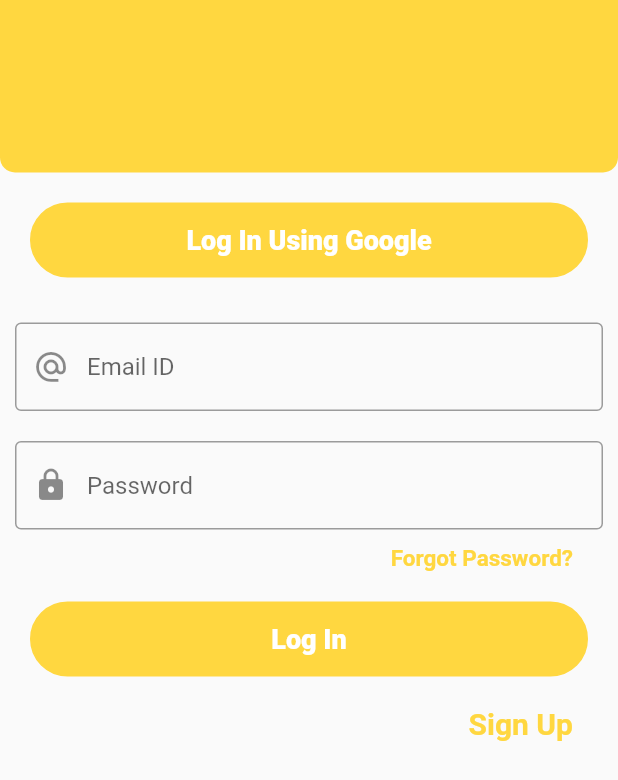
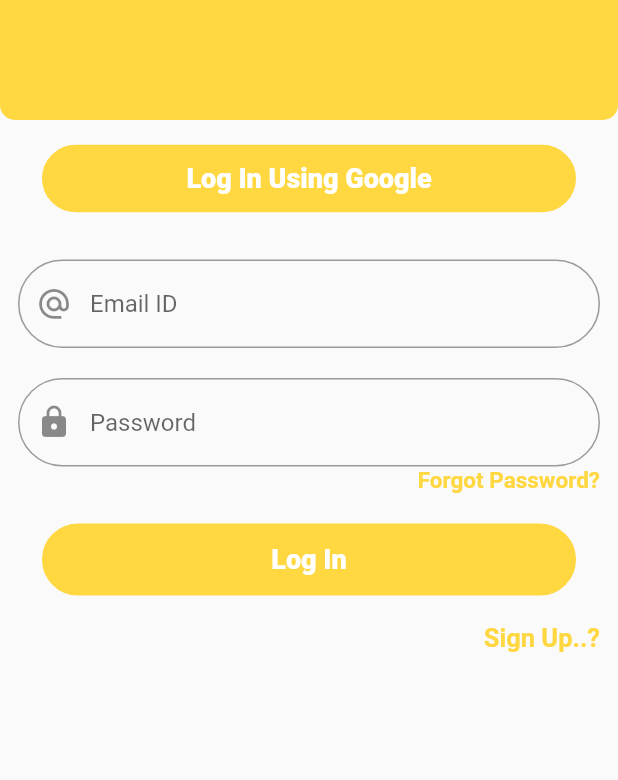
Before and after one commit to rohats871/logged, a Flutter app: the screen it shows after launch, on a phone screen of 412 x 824 dp. Shown: the top 780 px of the screen. Run offline on Flutter 3.47's test engine with Material 2 defaults, Android fonts, the phone set to English and light mode, and no system bars.

Commit message:
commit 2

```diff
--- a/lib/main.dart
+++ b/lib/main.dart
@@ -1,5 +1,8 @@
 import 'package:flutter/cupertino.dart';
 import 'package:flutter/material.dart';
+import 'package:trialapp/pages/sign_in_page.dart';
+import 'package:trialapp/pages/sign_up_page.dart';
+import 'package:trialapp/pages/user_screen.dart';
 
 void main() {
   runApp(const MyApp());
@@ -15,122 +18,15 @@ class MyApp extends StatefulWidget {
 class _MyAppState extends State<MyApp> {
   @override
   Widget build(BuildContext context) {
-    return MaterialApp(
+    return  MaterialApp(
       debugShowCheckedModeBanner: false,
-      home: Scaffold(
-        appBar: AppBar(
-          toolbarHeight: 115,
-          centerTitle: true,
-          backgroundColor: Colors.amberAccent,
-          shape: const RoundedRectangleBorder(
-            borderRadius: BorderRadius.vertical(
-              bottom: Radius.circular(10),
-            ),
-          ),
-          elevation: 0,
-        ),
-        body: Column(
-          crossAxisAlignment: CrossAxisAlignment.end,
-          children: [
-            Padding(
-              padding: const EdgeInsets.all(20),
-              child: GestureDetector(
-                child: Container(
-                  child: const Center(
-                    child: Text(
-                      "Log In Using Google",
-                      style: TextStyle(
-                          fontSize: 18,
-                          fontWeight: FontWeight.w800,
-                          color: Colors.white),
-                    ),
-                  ),
-                  height: 50,
-                  width: double.infinity,
-                  decoration: BoxDecoration(
-                    color: Colors.amberAccent,
-                    border: Border.all(color: Colors.amberAccent, width: 1),
-                    borderRadius: BorderRadius.circular(50.0),
-                  ),
-                ),
-              ),
-            ),
-            const Padding(
-              padding: EdgeInsets.all(10),
-              child: TextField(
-                decoration: InputDecoration(
-                  prefixIcon: Icon(Icons.alternate_email_outlined),
-                  hintText: "Email ID",
-                  border: OutlineInputBorder(
-                    borderSide:
-                        BorderSide(color: Colors.amberAccent, width: 10),
-                  ),
-                ),
-              ),
-            ),
-            const Padding(
-              padding: EdgeInsets.all(10),
-              child: TextField(
-                obscureText: true,
-                decoration: InputDecoration(
-                  prefixIcon: Icon(Icons.lock_rounded),
-                  hintText: "Password",
-                  border: OutlineInputBorder(
-                    borderSide:
-                        BorderSide(color: Colors.amberAccent, width: 20),
-                  ),
-                ),
-              ),
-            ),
-            const Padding(
-              padding: EdgeInsets.only(right: 30),
-              child: Text(
-                "Forgot Password?",
-                style: TextStyle(
-                  fontSize: 15,
-                  fontWeight: FontWeight.w600,
-                  color: Colors.amberAccent,
-                ),
-              ),
-            ),
-            Padding(
-              padding: const EdgeInsets.all(20),
-              child: GestureDetector(
-                child: Container(
-                  child: const Center(
-                      child: Text(
-                    "Log In",
-                    style: TextStyle(
-                        fontSize: 18,
-                        fontWeight: FontWeight.w800,
-                        color: Colors.white),
-                  )),
-                  height: 50,
-                  width: double.infinity,
-                  decoration: BoxDecoration(
-                    color: Colors.amberAccent,
-                    border: Border.all(color: Colors.amberAccent, width: 1),
-                    borderRadius: BorderRadius.circular(50.0),
-                  ),
-                ),
-              ),
-            ),
-             Padding(
-              padding: const EdgeInsets.only(right: 30),
-              child: GestureDetector(
-                child: const Text(
-                  "Sign Up",
-                  style: TextStyle(
-                    fontSize: 20,
-                    fontWeight: FontWeight.w600,
-                    color: Colors.amberAccent,
-                  ),
-                ),
-              ),
-            ),
-          ],
-        ),
-      ),
+    initialRoute: SignInPage.id,
+      routes: {
+        SignInPage.id: (context)=> const SignInPage(),
+        SignUpPage.id: (context)=> SignUpPage(),
+        UserScreen.id: (context)=> const UserScreen(),
+
+      },
     );
   }
 }
--- /dev/null
+++ b/lib/pages/sign_in_page.dart
@@ -0,0 +1,160 @@
+import 'package:flutter/cupertino.dart';
+import 'package:flutter/material.dart';
+import 'package:flutter/widgets.dart';
+import 'package:trialapp/pages/sign_up_page.dart';
+import 'package:trialapp/pages/user_screen.dart';
+
+class SignInPage extends StatefulWidget {
+  static const String id = 'sign_in_page';
+
+  const SignInPage({Key? key}) : super(key: key);
+
+  @override
+  _SignInPageState createState() => _SignInPageState();
+}
+
+class _SignInPageState extends State<SignInPage> {
+  @override
+  Widget build(BuildContext context) {
+    return SafeArea(
+      child: Scaffold(
+        appBar: AppBar(
+          toolbarHeight: 80,
+          backgroundColor: Colors.amberAccent,
+          shape: const RoundedRectangleBorder(
+            borderRadius: BorderRadius.vertical(
+              bottom: Radius.circular(10),
+            ),
+          ),
+          elevation: 0,
+        ),
+        body: Padding(
+          padding: const EdgeInsets.only(left: 12, right: 12, top: 15,bottom: 0),
+          child: Column(
+            mainAxisAlignment: MainAxisAlignment.start,
+            crossAxisAlignment: CrossAxisAlignment.end,
+            children: [
+              /// BUTTON TO LOGIN USING GOOGLE ACCOUNT
+              MaterialButton(
+                elevation: 5,
+                onPressed: () {
+                  Navigator.pushNamed(context, UserScreen.id);
+                },
+                child: Container(
+                  child: const Center(
+                    child: Text(
+                      "Log In Using Google",
+                      style: TextStyle(
+                          fontSize: 18,
+                          fontWeight: FontWeight.w800,
+                          color: Colors.white),
+                    ),
+                  ),
+                  height: 45,
+                  width: double.infinity,
+                  decoration: BoxDecoration(
+                    color: Colors.amberAccent,
+                    border: Border.all(color: Colors.amberAccent, width: 1),
+                    borderRadius: BorderRadius.circular(50.0),
+                  ),
+                ),
+              ),
+              const SizedBox(
+                height: 30,
+              ),
+
+              /// EMAIL TEXT FIELD
+              const TextField(
+                decoration: InputDecoration(
+                  prefixIcon: Icon(Icons.alternate_email_outlined),
+                  hintText: "Email ID",
+                  border: OutlineInputBorder(
+                    borderSide:
+                        BorderSide(color: Colors.amberAccent, width: 10),
+                    borderRadius: BorderRadius.all(
+                      Radius.circular(30),
+                    ),
+                  ),
+                ),
+              ),
+              const SizedBox(
+                height: 20,
+              ),
+
+              /// PASSWORD TEXT FIELD
+              const TextField(
+                obscureText: true,
+                decoration: InputDecoration(
+                  prefixIcon: Icon(Icons.lock_rounded),
+                  hintText: "Password",
+                  border: OutlineInputBorder(
+                    borderSide:
+                        BorderSide(color: Colors.amberAccent, width: 20),
+                    borderRadius: BorderRadius.all(
+                      Radius.circular(30),
+                    ),
+                  ),
+                ),
+              ),
+
+              /// FORGOT PASSWORD BUTTON
+              const Text(
+                "Forgot Password?",
+                style: TextStyle(
+                  fontSize: 15,
+                  fontWeight: FontWeight.w600,
+                  color: Colors.amberAccent,
+                ),
+              ),
+              const SizedBox(
+                height: 20,
+              ),
+
+              /// LOG IN BUTTON STARTS HERE
+              MaterialButton(
+                onPressed: () {
+                  Navigator.pushNamed(context, UserScreen.id);
+                },
+                child: Container(
+                  child: const Center(
+                      child: Text(
+                    "Log In",
+                    style: TextStyle(
+                        fontSize: 18,
+                        fontWeight: FontWeight.w800,
+                        color: Colors.white),
+                  )),
+                  height: 48,
+                  width: double.infinity,
+                  decoration: BoxDecoration(
+                    color: Colors.amberAccent,
+                    border: Border.all(color: Colors.amberAccent),
+                    borderRadius: BorderRadius.circular(50.0),
+                  ),
+                ),
+              ),
+              const SizedBox(
+                height: 18,
+              ),
+
+              /// USE THIS BUTTON TO SIGN UP
+              GestureDetector(
+                onTap: () {
+                  Navigator.pushNamed(context, SignUpPage.id);
+                },
+                child: const Text(
+                  "Sign Up..?",
+                  style: TextStyle(
+                    fontSize: 17,
+                    fontWeight: FontWeight.w600,
+                    color: Colors.amberAccent,
+                  ),
+                ),
+              ),
+            ],
+          ),
+        ),
+      ),
+    );
+  }
+}
```
Also changed, not shown: lib/pages/sign_up_page.dart (added, +102 -0 lines), lib/pages/user_screen.dart (added, +15 -0 lines).
